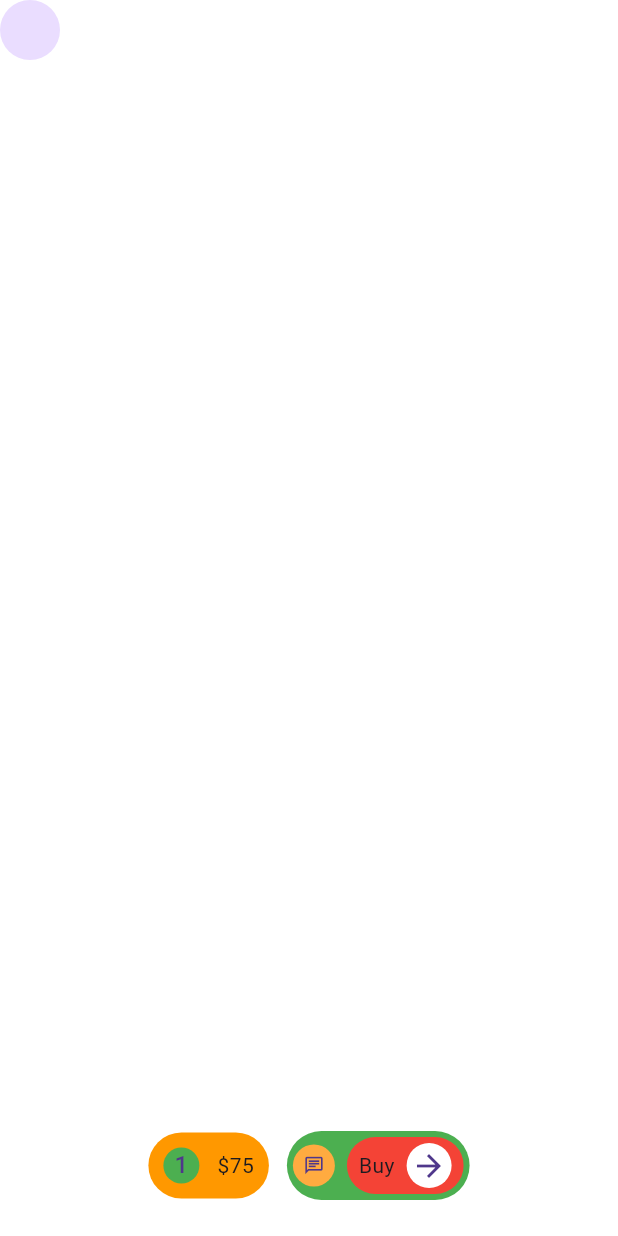
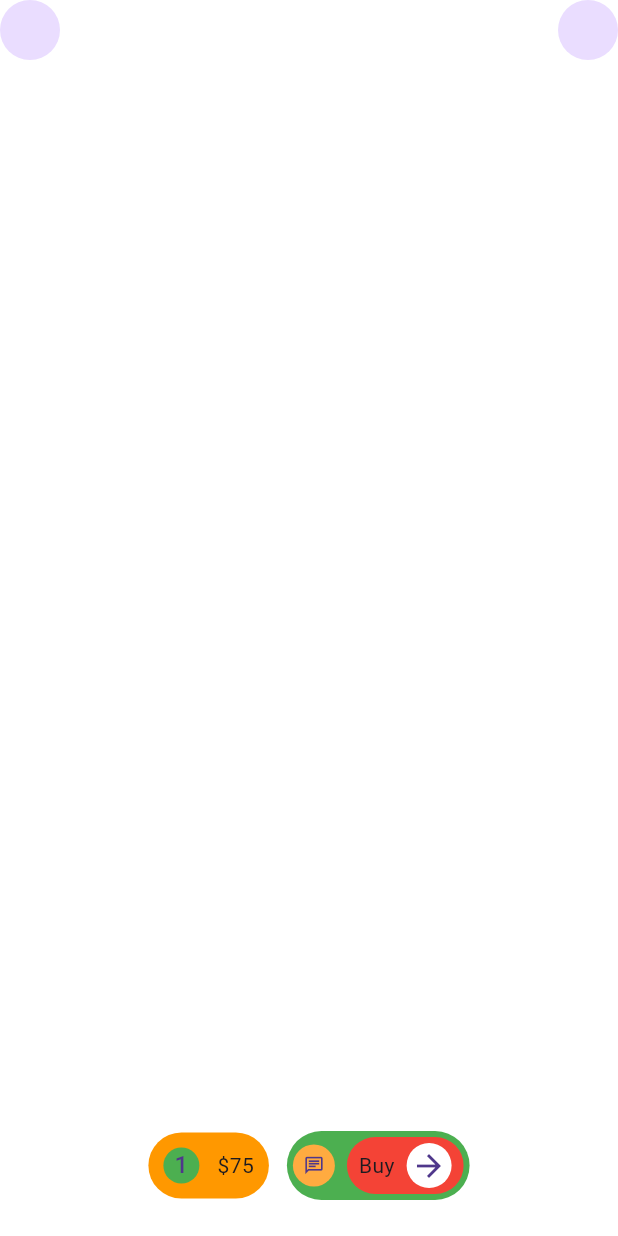
Before and after one commit to JAICHANGPARK/flutter_notebook_chapter_43, a Flutter app: the MarketplaceCartPage screen opened directly, on a phone screen of 412 x 824 dp. Run offline on Flutter 3.47's test engine with Material 3 defaults, Android fonts, the phone set to English and light mode, and no system bars; our stand-ins replace gap, hugeicons.

Commit message:
Update marketplace_cart_page.dart

```diff
--- a/lib/ep2168_marketplace_app/ui/marketplace_cart_page.dart
+++ b/lib/ep2168_marketplace_app/ui/marketplace_cart_page.dart
@@ -22,7 +22,16 @@ class _MarketplaceCartPageState extends State<MarketplaceCartPage> {
                   Row(
                     children: [
                       CircleAvatar(),
-                      Expanded(child: Center(child: Text.rich(TextSpan()),))
+                      Expanded(
+                        child: Center(
+                          child: Text.rich(
+                            TextSpan(
+                              children: [],
+                            ),
+                          ),
+                        ),
+                      ),
+                      CircleAvatar(),
                     ],
                   )
                 ],
```
